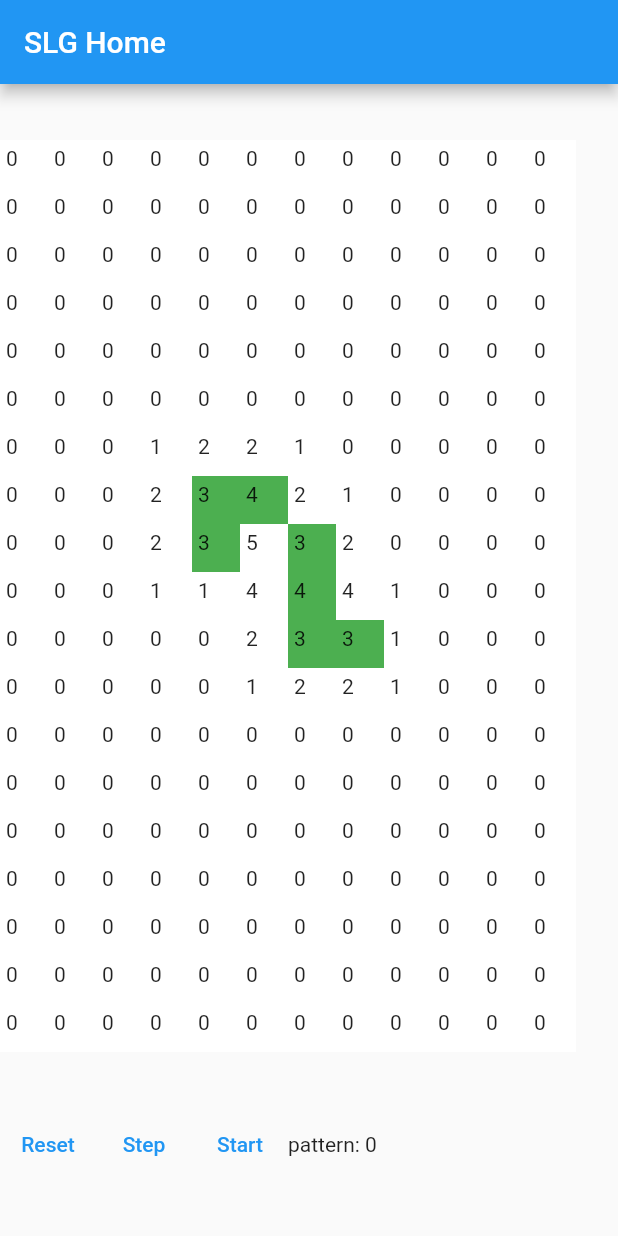
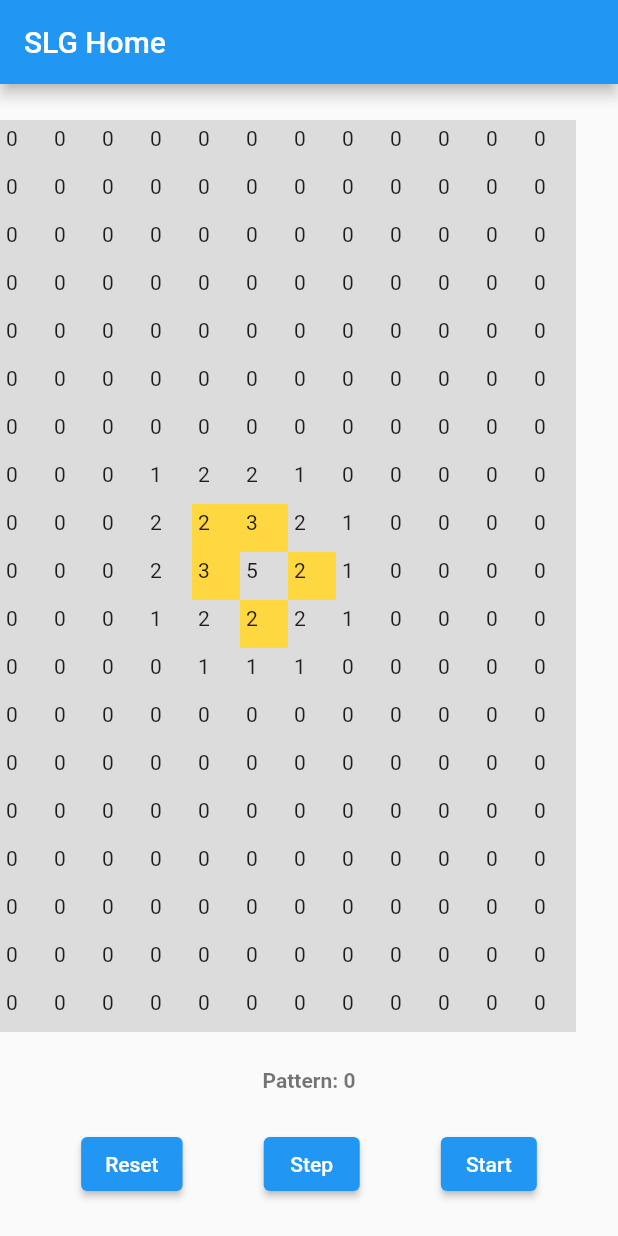
Before and after one commit to tgarm/flutter-lifegame, a Flutter app: the screen it shows after launch, on a phone screen of 412 x 824 dp. Run offline on Flutter 3.47's test engine with Material 2 defaults, Android fonts, the phone set to English and light mode, and no system bars.

Commit message:
change color and button

```diff
--- a/lib/life_map.dart
+++ b/lib/life_map.dart
@@ -1,15 +1,17 @@
 import 'dart:math';
 
-List<List> LexiMaps = [
-  [
+const List<List> lexiMaps = [
+  [ '100',
+    '101',
+    '110',
+  ],[
     '110',
     '101',
     '010'
   ],[
-    '1100',
-    '1010',
-    '0010',
-    '0011'
+    '010',
+    '111',
+    '101',
   ]
 ];
 
@@ -31,13 +33,13 @@ class LifeMap {
     }
   }
   int patternCount(){
-    return LexiMaps.length;
+    return lexiMaps.length;
   }
 
   clear(int pattern){
     _map = List.generate(tileRows, (index) => List.filled(tileCols, ''));
     if(pattern>=0 && pattern< patternCount()){
-      final lexi = LexiMaps[pattern];
+      final lexi = lexiMaps[pattern];
       if(tileRows>lexi.length && tileCols>lexi[0].length){
         final cx = ((tileCols-lexi[0].length)/2).floor();
         final cy = ((tileRows-lexi.length)/2).floor();
@@ -50,6 +52,7 @@ class LifeMap {
                 _map[cy+y][cx+x] = 'o';
               }
           }
+
         }
       }
     }else{
@@ -83,6 +86,9 @@ class LifeMap {
     int sum = 0;
     for (var y = row - 1; y <= row + 1; y++) {
       for (var x = col - 1; x <= col + 1; x++) {
+        if(y==row && x==col){
+          continue;
+        }
         if (isAlive(y, x)) {
           sum++;
         }
@@ -95,7 +101,7 @@ class LifeMap {
     for (var row = 0; row < tileRows; row++) {
         for (var col = 0; col < tileCols; col++) {
           final sum = surroundSum(row, col);
-          if (sum == 2 || sum == 3) {
+          if ((sum == 2 && _map[row][col]=='o')|| sum == 3) {
             newMap[row][col] = 'o';
           } else {
             newMap[row][col] = '';
--- a/lib/main.dart
+++ b/lib/main.dart
@@ -1,3 +1,5 @@
+import 'dart:ui';
+
 import 'package:async/async.dart';
 import 'package:flutter/material.dart';
 import 'tile_board.dart';
@@ -96,11 +98,11 @@ class _LifePanelState extends State<LifePanel> {
     }
   }
 
-  TextButton _stepButton() {
+  ElevatedButton _stepButton() {
     if (_running) {
-      return const TextButton(onPressed: null, child: Text('Step'));
+      return const ElevatedButton(onPressed: null, child: Text('Step'));
     } else {
-      return TextButton(onPressed: _runStep, child: const Text('Step'));
+      return ElevatedButton(onPressed: _runStep, child: const Text('Step'));
     }
   }
 
@@ -120,15 +122,20 @@ class _LifePanelState extends State<LifePanel> {
           children: <Widget>[
             TileBoard(_lifeMap, tileSize),
             Row(
+              mainAxisAlignment: MainAxisAlignment.center,
+                  children: <Widget> [
+                    Text("Pattern: $patternId", style: const TextStyle(fontWeight: FontWeight.bold, color: Colors.black54),)
+                  ]),
+            Row(
+              mainAxisAlignment: MainAxisAlignment.spaceEvenly,
               children: <Widget>[
-                TextButton(
+                  ElevatedButton(
                     onPressed: () => {_resetMap()}, child: const Text('Reset')),
-                _stepButton(),
-                TextButton(
-                  child: Text(_runCaption()),
-                  onPressed: () => {_runToggle()},
-                ),
-                Text("pattern: $patternId")
+                  _stepButton(),
+                  ElevatedButton(
+                    child: Text(_runCaption()),
+                    onPressed: () => {_runToggle()},
+                  ),
               ],
             )
           ],
--- a/lib/tile_board.dart
+++ b/lib/tile_board.dart
@@ -8,9 +8,9 @@ class TileBoard extends StatelessWidget {
   Widget tileLine(int idx) {
     return Row(
         children: List.generate(tileMap.tileCols, (index) {
-      Color c = Colors.white;
+      Color c = Colors.black12;
       if (tileMap.isAlive(idx, index)) {
-        c = Colors.green;
+        c = Colors.amberAccent;
       }
       String n = tileMap.surroundSum(idx, index).toString();
       return
```
